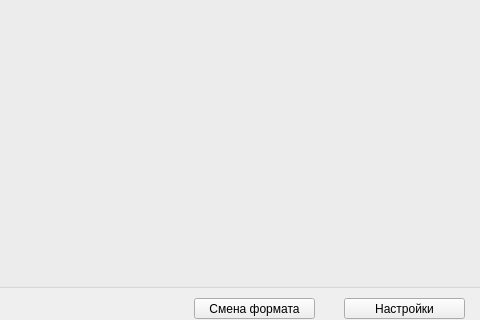
klilukqq/youlab, file MyProject/gui/month/month.ui: the form before one commit; both pictures show x 216 to 696 and y 122 to 442 of the 696 by 442 pixel window.
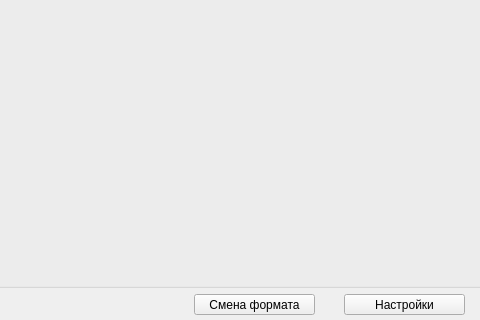
The form after the commit.

Diff of the .ui file:
```diff
--- a/MyProject/gui/month/month.ui
+++ b/MyProject/gui/month/month.ui
@@ -17,7 +17,7 @@
    <property name="geometry">
     <rect>
      <x>410</x>
-     <y>420</y>
+     <y>416</y>
      <width>121</width>
      <height>21</height>
     </rect>
@@ -30,7 +30,7 @@
    <property name="geometry">
     <rect>
      <x>560</x>
-     <y>420</y>
+     <y>416</y>
      <width>121</width>
      <height>21</height>
     </rect>
```
